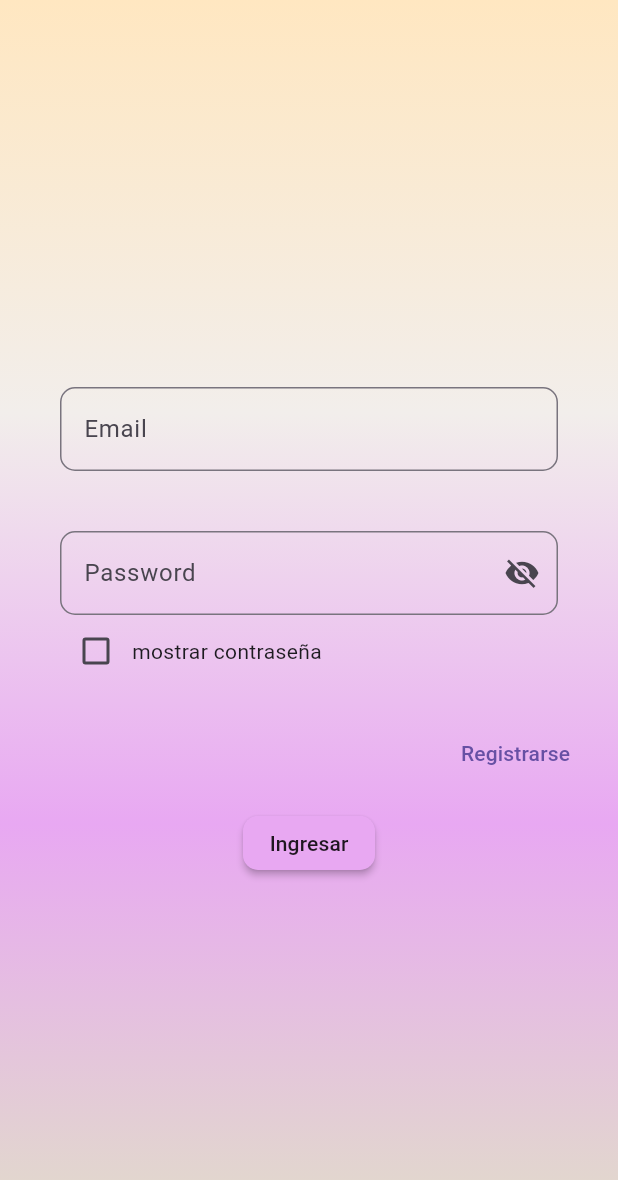
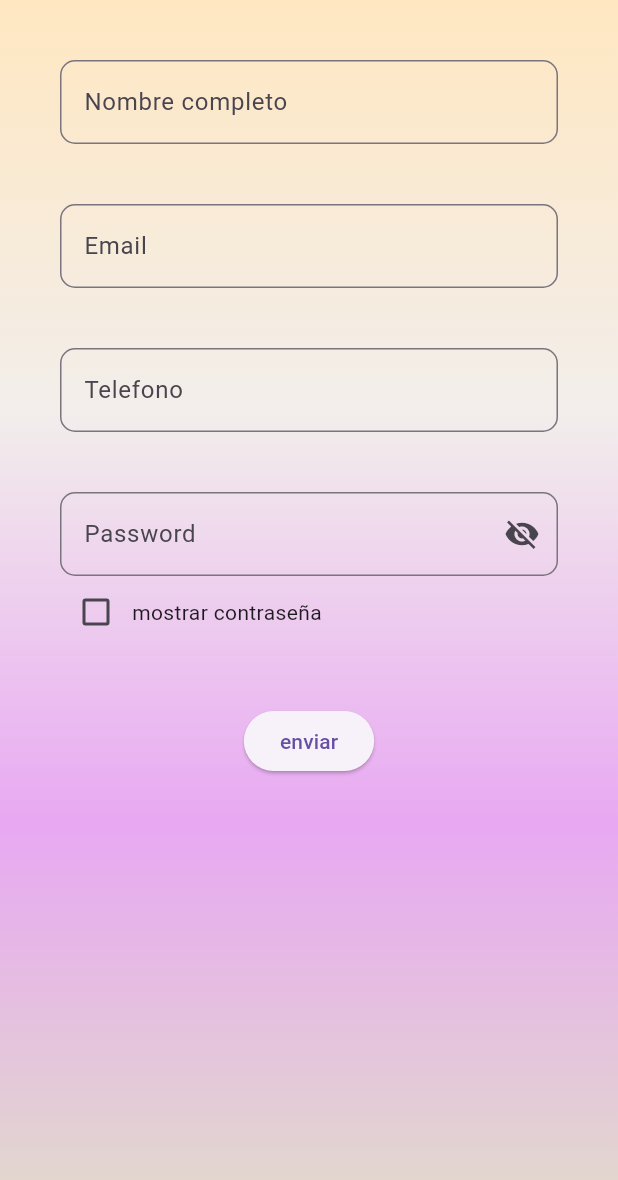
Before and after one commit to M-sebas/widget, a Flutter app: the screen it shows after launch, on a phone screen of 412 x 824 dp. Shown: the top 1180 px of the screen. Run offline on Flutter 3.47's test engine with Material 3 defaults, Android fonts, the phone set to English and light mode, and no system bars; drawn by our look-alikes of reactive_forms; our stand-ins replace firebase_core, go_router, shared_preferences, sizer; accounts and stored records are empty.

```diff
--- a/lib/infrastructure/local_storage/shared_prefences.dart
+++ b/lib/infrastructure/local_storage/shared_prefences.dart
@@ -1,5 +1,4 @@
 import 'package:shared_preferences/shared_preferences.dart';
-
 
 /*
   Clase AuthServices
@@ -8,7 +7,8 @@ import 'package:shared_preferences/shared_preferences.dart';
 
 class AuthServices {
   // guardar datos de usuario
-  static Future<bool> registre(String email, String nombre,String password) async {
+  static Future<bool> registre(String email, String nombre, String password,
+      {required bool isRegistre}) async {
     SharedPreferences prefs = await SharedPreferences.getInstance();
 
     await prefs.setString('email', email);
@@ -19,9 +19,7 @@ class AuthServices {
     return true;
   }
 
-
-
-static Future<bool> validarLogin(String correo, String password) async {
+  static Future<bool> validarLogin(String correo, String password) async {
     final prefs = await SharedPreferences.getInstance();
     String? email = prefs.getString('email');
     String? pass = prefs.getString('password');
@@ -32,15 +30,14 @@ static Future<bool> validarLogin(String correo, String password) async {
     }
   }
 
-  static Future<bool> usuarioRegistre() async{
+  static Future<bool> usuarioRegistre() async {
     final prefs = await SharedPreferences.getInstance();
     return prefs.getBool('isRegistre') ?? false;
   }
+
   // cerrar sesion
   static Future<void> loguot() async {
     final prefs = await SharedPreferences.getInstance();
     await prefs.setBool('isLogged', false);
   }
-
-
 }
--- a/lib/main.dart
+++ b/lib/main.dart
@@ -2,27 +2,26 @@ import 'package:flutter/material.dart';
 import 'package:pruevas_widget/presentation/router/go_router.dart';
 import 'package:sizer/sizer.dart';
 
-main(){
+main() {
   runApp(const MyApp());
-
 }
 
 class MyApp extends StatelessWidget {
-   const MyApp({super.key, });
+  const MyApp({
+    super.key,
+  });
 
   // This widget is the root of your application.
   @override
   Widget build(BuildContext context) {
     /* sizer se utiliza para darle a un diseño unico a todas las pantalla  sea grande o pequeña su tamaño va ser igual.*/
-    return Sizer(
-      builder: (context, orientation, deviceType) {
-        return MaterialApp.router(
-          debugShowCheckedModeBanner: false,
-          title: 'Sizer',
-          theme: ThemeData.light(),
-          routerConfig: AppRoute.router,
-        );
-      }
-    );
+    return Sizer(builder: (context, orientation, deviceType) {
+      return MaterialApp.router(
+        debugShowCheckedModeBanner: false,
+        title: 'Sizer',
+        theme: ThemeData.light(),
+        routerConfig: AppRouter.router,
+      );
+    });
   }
 }
--- /dev/null
+++ b/lib/presentation/page/register/page_login_registre.dart
@@ -0,0 +1,174 @@
+import 'package:flutter/material.dart';
+import 'package:go_router/go_router.dart';
+import 'package:pruevas_widget/infrastructure/local_storage/shared_prefences.dart';
+import 'package:pruevas_widget/presentation/router/routes/app_router.dart';
+import 'package:pruevas_widget/presentation/widget/reactive_text_field_custom.dart';
+import 'package:reactive_forms/reactive_forms.dart';
+import 'package:shared_preferences/shared_preferences.dart';
+
+// Clase principal que representa la pantalla de registro y login
+class PageLoginRegistre extends StatefulWidget {
+  const PageLoginRegistre({super.key});
+
+  @override
+  State<PageLoginRegistre> createState() => _PageLoginRegistreState();
+}
+
+class _PageLoginRegistreState extends State<PageLoginRegistre> {
+  // Definición del formulario con sus controles y validaciones
+  final form = FormGroup({
+    'nombre': FormControl<String>(
+        validators: [Validators.required]), // Campo obligatorio
+    'email': FormControl<String>(validators: [
+      Validators.required,
+      Validators.email
+    ]), // Campo obligatorio y formato de email
+    'password': FormControl<String>(validators: [
+      Validators.required,
+      Validators.minLength(6)
+    ]), // Campo obligatorio y longitud mínima de 6
+    'telefono': FormControl<String>(validators: [
+      Validators.required,
+      Validators.minLength(10)
+    ]), // Campo obligatorio y longitud mínima de 10
+  });
+
+  void registre(BuildContext _) async {
+    if (form.valid) {
+      // Obtén los valores de los campos del formulario y guárdalos en variables
+
+      try {
+        // para el manejo de errores
+
+        final String nombre = form.control('nombre').value as String;
+        final String email = form.control('email').value as String;
+        final String telefono = form.control('telefono').value as String;
+        final String password = form.control('password').value as String;
+
+        final prefs = await SharedPreferences.getInstance();
+        await prefs.setString('nombre', nombre);
+        await prefs.setString('email', email);
+        await prefs.setString('telefono', telefono);
+        await prefs.setString('password', password);
+        await prefs.setBool(
+            'isRegistre', true); // 🟢 Guardamos que está logueado
+
+        // Aquí puedes usar las variables como desees
+        await AuthServices.registre(email, nombre, password, isRegistre: true);
+
+        // Navegar a la pantalla de inicio después de registrar al usuario
+        context.go(AppRouter.home);
+      } catch (e) {
+        // Manejo de errores en caso de que algo falle
+        ScaffoldMessenger.of(context).showSnackBar(
+          const SnackBar(
+            content: Text('Error al registrar el usuario.'),
+          ),
+        );
+      }
+    } else {
+      // Si el formulario no es válido, marca todos los campos como "tocados" para mostrar los errores
+      form.markAllAsTouched();
+    }
+  }
+
+  @override
+  Widget build(BuildContext context) {
+    return Scaffold(
+      // Estructura principal de la pantalla
+      body: Container(
+        width: double.infinity, // Ocupa todo el ancho disponible
+        height: double.infinity, // Ocupa todo el alto disponible
+        decoration: const BoxDecoration(
+          // Fondo con un degradado de colores
+          gradient: LinearGradient(
+              begin: Alignment.topCenter,
+              end: Alignment.bottomCenter,
+              colors: [
+                Color(0xFFFFE7C1),
+                Color(0xFFF2EEEB),
+                Color(0xFFE8A8F2),
+                Color(0xFFE1DDC9)
+              ]),
+        ),
+        child: Padding(
+          padding:
+              const EdgeInsets.all(20), // Espaciado alrededor del contenido
+          child: ReactiveForm(
+              formGroup: form, // Asocia el formulario definido al widget
+              child: SingleChildScrollView(
+                // Permite desplazarse si el contenido es más grande que la pantalla
+                child: Column(
+                  children: [
+                    // Campo para el nombre completo
+                    ReactiveTextFieldCustom(
+                        formControlName:
+                            'nombre', // Nombre del control en el formulario
+                        label: 'Nombre completo', // Etiqueta del campo
+                        keyboardType: TextInputType.name, // Tipo de teclado
+                        validationMessage: {
+                          'required': (error) =>
+                              'el campo es obligatorio', // Mensaje de error si está vacío
+                        }),
+
+                    // Campo para el correo electrónico
+                    ReactiveTextFieldCustom(
+                        formControlName:
+                            'email', // Nombre del control en el formulario
+                        label: 'Email', // Etiqueta del campo
+                        keyboardType: TextInputType
+                            .emailAddress, // Tipo de teclado para email
+                        validationMessage: {
+                          'required': (error) =>
+                              'el campo es obligatorio', // Mensaje de error si está vacío
+                          'email': (error) =>
+                              'el email no es valido', // Mensaje de error si el formato no es válido
+                        }),
+
+                    // Campo para el teléfono
+                    ReactiveTextFieldCustom(
+                      formControlName:
+                          'telefono', // Nombre del control en el formulario
+                      label: 'Telefono', // Etiqueta del campo
+                      keyboardType: TextInputType
+                          .phone, // Tipo de teclado para números de teléfono
+                      validationMessage: {
+                        'required': (error) =>
+                            'el campo es obligatorio', // Mensaje de error si está vacío
+                        'minlength': (error) =>
+                            'el telefono debe tener al menos 10 caracteres', // Mensaje de error si no tiene 10 caracteres
+                      },
+                    ),
+
+                    // Campo para la contraseña
+                    ReactiveTextFieldCustom(
+                        formControlName:
+                            'password', // Nombre del control en el formulario
+                        label: 'Password', // Etiqueta del campo
+                        keyboardType: TextInputType
+                            .visiblePassword, // Tipo de teclado para contraseñas
+                        isPassword:
+                            true, // Oculta el texto para mayor seguridad
+                        validationMessage: {
+                          'required': (error) =>
+                              'el campo es obligatorio', // Mensaje de error si está vacío
+                          'minlength': (error) =>
+                              'la contraseña debe tener al menos 6 caracteres', // Mensaje de error si no tiene 6 caracteres
+                        }),
+
+                    const SizedBox(
+                        height: 18), // Espaciado entre los campos y el botón
+
+                    // Botón para enviar el formulario
+                    ElevatedButton(
+                        onPressed: () =>
+                            registre(context), // Llama a la función de registro
+                        child: const Text('enviar')) // Texto del botón
+                  ],
+                ),
+              )),
+        ),
+      ),
+    );
+  }
+}
--- a/lib/presentation/router/go_router.dart
+++ b/lib/presentation/router/go_router.dart
@@ -1,23 +1,34 @@
 import 'package:go_router/go_router.dart';
 import 'package:pruevas_widget/presentation/auth/login/homescreen.dart';
-import 'package:pruevas_widget/presentation/register/page_login.dart';
-import 'package:pruevas_widget/presentation/register/page_login_registre.dart';
-import 'package:pruevas_widget/presentation/router/routes/app_router.dart';
+import 'package:pruevas_widget/presentation/page/register/page_login.dart';
+import 'package:pruevas_widget/presentation/page/register/page_login_registre.dart';
+import 'package:pruevas_widget/presentation/page/register/splash_screen.dart';
 
+class AppRouter {
+  static const String splash = '/';
+  static const String home = '/home';
+  static const String login = '/login';
+  static const String register = '/register';
 
-
-class AppRoute {
   static final GoRouter router = GoRouter(
-    initialLocation: AppRouter.login,
+    initialLocation: splash,
     routes: [
-      GoRoute(path: AppRouter.login,
-      builder: (context, state) => PageLogin()),
-
-      GoRoute(path: AppRouter.register,
-      builder: (context, state) => const PageLoginRegistre()),
-
-      GoRoute(path: AppRouter.home,
-      builder: (context, state)=> const Homescreen()),
+      GoRoute(
+        path: splash,
+        builder: (context, state) => const SplashScreen(),
+      ),
+      GoRoute(
+        path: login,
+        builder: (context, state) => PageLogin(),
+      ),
+      GoRoute(
+        path: home,
+        builder: (context, state) => const Homescreen(),
+      ),
+      GoRoute(
+        path: register,
+        builder: (context, state) => const PageLoginRegistre(),
+      ),
     ],
   );
 }
--- a/lib/presentation/router/routes/app_router.dart
+++ b/lib/presentation/router/routes/app_router.dart
@@ -1,9 +1,5 @@
-
-
-
 class AppRouter {
   static const String login = '/login';
   static const String register = '/register';
   static const String home = '/home';
-
 }
--- a/lib/presentation/widget/customcontainer.dart
+++ b/lib/presentation/widget/customcontainer.dart
@@ -5,7 +5,7 @@ import 'package:sizer/sizer.dart';
 
 
 /*este va ser el estilo de las pantallas de inicio de seccion y registro.
-por eso lo isimos reutilisable
+por eso lo hisimos reutilisable
  */
 class Customcontainer extends StatelessWidget {
 
--- a/pubspec.yaml
+++ b/pubspec.yaml
@@ -39,6 +39,7 @@ dependencies:
   shared_preferences: ^2.5.2 #sirve para guardar datos en el dispositivo
   go_router: ^14.8.1
   reactive_forms: ^17.0.1
+  firebase_core: ^3.13.0
 
 dev_dependencies:
   flutter_test:
```
Also changed, not shown: lib/presentation/page/register/page_login.dart (renamed from lib/presentation/register/page_login.dart, +27 -16 lines), lib/presentation/page/register/splash_screen.dart (added, +42 -0 lines), lib/presentation/register/page_login_registre.dart (deleted, +0 -139 lines), firebase.json (added), lib/firebase_options.dart (added), pubspec.lock, 3 other files.
